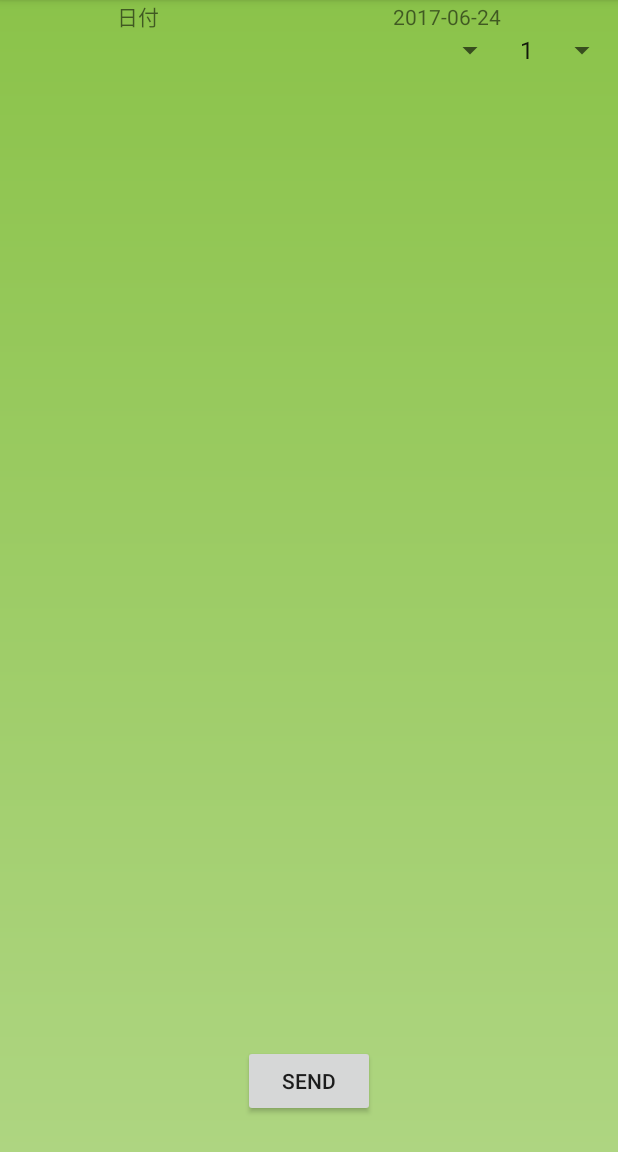
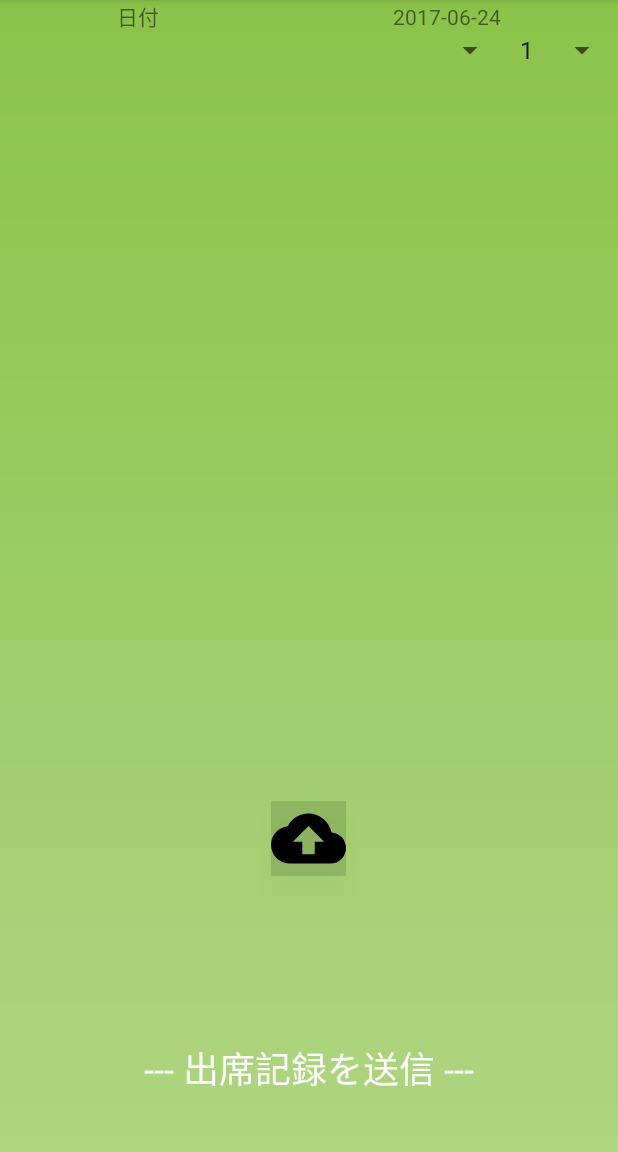
Before and after one commit to myantyuWorld/Android_ostraca, an Android app: the TeacherActivity screen opened directly, with no data from a screen before it, on a phone screen of 412 x 824 dp, the part 84-1236 px from its top. Run offline under Robolectric (Android 15) with nearby library versions, the phone set to English and light mode, and no system bars; 3 statements that could not run were skipped.

Commit message:
出席記録の送信ボタンをイメージボタンに変更した

```diff
--- a/app/src/main/java/com/example/yuichi_oba/ostraca/TeacherActivity.java
+++ b/app/src/main/java/com/example/yuichi_oba/ostraca/TeacherActivity.java
@@ -13,6 +13,7 @@ import android.widget.AdapterView;
 import android.widget.ArrayAdapter;
 import android.widget.BaseAdapter;
 import android.widget.Button;
+import android.widget.ImageButton;
 import android.widget.ListView;
 import android.widget.RadioGroup;
 import android.widget.Spinner;
@@ -449,10 +450,7 @@ public class TeacherActivity extends AppCompatActivity implements View.OnClickLi
             e.printStackTrace();
         }
         Log.d(TAG, json);
-        // TODO: 2017/06/20 非同期処理で、JSONをPOSTする
-        /*****************/
-        /*  ここへ実装   */
-        /*****************/
+        // DO: 2017/06/20 非同期処理で、JSONをPOSTする
         new PostAttendAsync().execute(json);
 
 
@@ -530,8 +528,10 @@ public class TeacherActivity extends AppCompatActivity implements View.OnClickLi
         /********************************
          *  送信ボタンの初期設定
          *******************************/
-        bn_send = (Button) findViewById(R.id.bn_send);
-        bn_send.setOnClickListener(this);
+//        bn_send = (Button) findViewById(R.id.bn_send);
+//        bn_send.setOnClickListener(this);
+        ImageButton ibn_post = (ImageButton) findViewById(R.id.ibn_postRest);
+        ibn_post.setOnClickListener(this);
     }
 
 
--- /dev/null
+++ b/app/src/main/res/drawable/ic_cloud_upload_black_24dp.xml
@@ -0,0 +1,4 @@
+<vector android:height="50dp" android:viewportHeight="24.0"
+    android:viewportWidth="24.0" android:width="50dp" xmlns:android="http://schemas.android.com/apk/res/android">
+    <path android:fillColor="#FF000000" android:pathData="M19.35,10.04C18.67,6.59 15.64,4 12,4 9.11,4 6.6,5.64 5.35,8.04 2.34,8.36 0,10.91 0,14c0,3.31 2.69,6 6,6h13c2.76,0 5,-2.24 5,-5 0,-2.64 -2.05,-4.78 -4.65,-4.96zM14,13v4h-4v-4H7l5,-5 5,5h-3z"/>
+</vector>
--- a/app/src/main/res/layout/activity_teacher.xml
+++ b/app/src/main/res/layout/activity_teacher.xml
@@ -1,5 +1,6 @@
 <?xml version="1.0" encoding="utf-8"?>
 <RelativeLayout xmlns:android="http://schemas.android.com/apk/res/android"
+    xmlns:app="http://schemas.android.com/apk/res-auto"
     xmlns:tools="http://schemas.android.com/tools"
     android:id="@+id/activity_teacher"
     android:layout_width="match_parent"
@@ -64,14 +65,28 @@
         android:layout_alignParentStart="true"
         android:layout_centerVertical="true" />
 
-    <Button
-        android:id="@+id/bn_send"
+    <ImageButton
         android:layout_width="wrap_content"
         android:layout_height="wrap_content"
+        app:srcCompat="@drawable/ic_cloud_upload_black_24dp"
+        android:id="@+id/ibn_postRest"
+        android:background="@color/common_google_signin_btn_text_dark_disabled"
+        android:layout_below="@+id/listview"
+        android:layout_centerHorizontal="true"
+        android:elevation="10dp"
+        android:adjustViewBounds="true"
+        android:cropToPadding="true" />
+
+    <TextView
+        android:text="--- 出席記録を送信 ---"
+        android:layout_width="wrap_content"
+        android:layout_height="wrap_content"
+        android:layout_marginBottom="38dp"
+        android:id="@+id/textView"
+        android:textColor="@color/common_google_signin_btn_text_dark_pressed"
         android:layout_alignParentBottom="true"
         android:layout_centerHorizontal="true"
-        android:layout_marginBottom="23dp"
-        android:text="Send" />
+        android:textSize="24sp" />
 
 
 </RelativeLayout>
```
